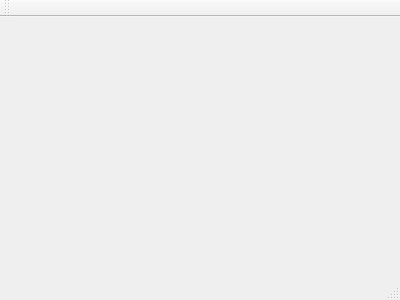
The window that BattleIsle/startmenuewidget.ui (BenjaminBerkei/Swt-Praktikum) describes before a commit, drawn with Qt 5.
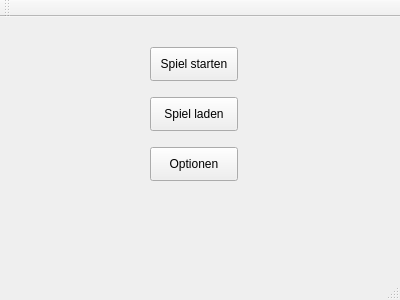
The same window after the commit.

Commit message: OptionsWidget hinzugefuegt und StartMenueWidget angepasst

```diff
--- a/BattleIsle/startmenuewidget.ui
+++ b/BattleIsle/startmenuewidget.ui
@@ -12,13 +12,68 @@
   <property name="windowTitle" >
    <string>StartMenueWidget</string>
   </property>
-  <widget class="QMenuBar" name="menuBar" />
-  <widget class="QToolBar" name="mainToolBar" />
-  <widget class="QWidget" name="centralWidget" />
-  <widget class="QStatusBar" name="statusBar" />
+  <widget class="QWidget" name="centralWidget">
+   <widget class="QPushButton" name="qbutton_startGame">
+    <property name="geometry">
+     <rect>
+      <x>150</x>
+      <y>30</y>
+      <width>88</width>
+      <height>34</height>
+     </rect>
+    </property>
+    <property name="text">
+     <string>Spiel starten</string>
+    </property>
+   </widget>
+   <widget class="QPushButton" name="qbutton_loadGame">
+    <property name="geometry">
+     <rect>
+      <x>150</x>
+      <y>80</y>
+      <width>88</width>
+      <height>34</height>
+     </rect>
+    </property>
+    <property name="text">
+     <string>Spiel laden</string>
+    </property>
+   </widget>
+   <widget class="QPushButton" name="qbutton_options">
+    <property name="geometry">
+     <rect>
+      <x>150</x>
+      <y>130</y>
+      <width>88</width>
+      <height>34</height>
+     </rect>
+    </property>
+    <property name="text">
+     <string>Optionen</string>
+    </property>
+   </widget>
+  </widget>
+  <widget class="QMenuBar" name="menuBar">
+   <property name="geometry">
+    <rect>
+     <x>0</x>
+     <y>0</y>
+     <width>400</width>
+     <height>30</height>
+    </rect>
+   </property>
+  </widget>
+  <widget class="QToolBar" name="mainToolBar">
+   <attribute name="toolBarArea">
+    <enum>TopToolBarArea</enum>
+   </attribute>
+   <attribute name="toolBarBreak">
+    <bool>false</bool>
+   </attribute>
+  </widget>
+  <widget class="QStatusBar" name="statusBar"/>
  </widget>
- <layoutDefault spacing="6" margin="11" />
- <pixmapfunction></pixmapfunction>
+ <layoutdefault spacing="6" margin="11"/>
  <resources/>
  <connections/>
 </ui>
```
Left out of the diff: 7 changed lines with no effect on the pictures. The commit also changes 24 other files.
